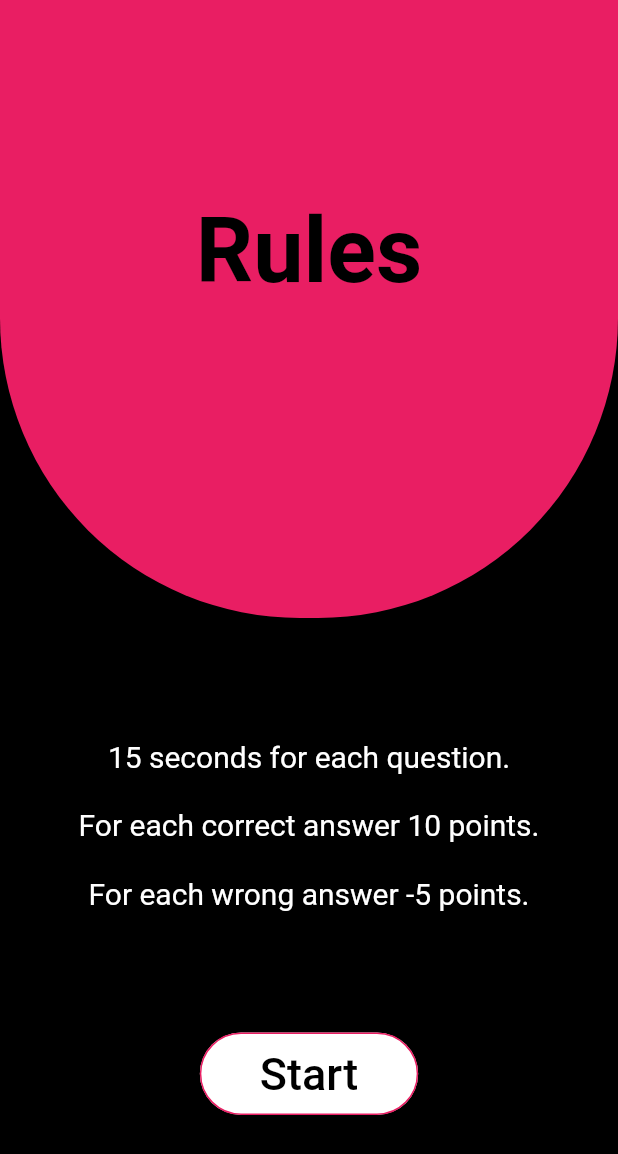
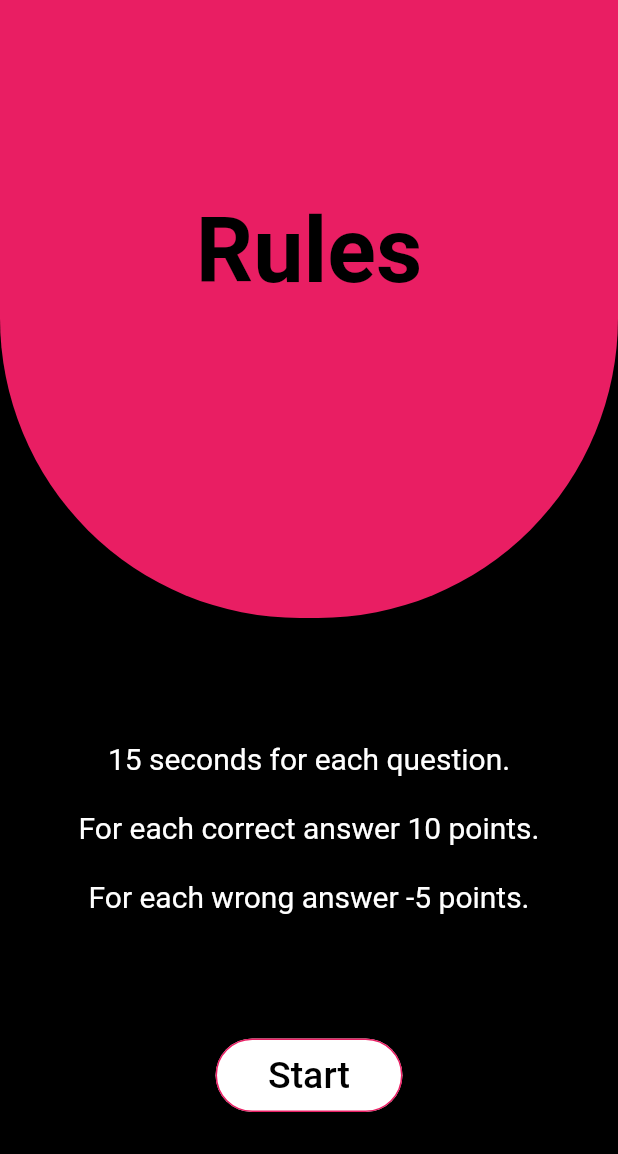
Before and after one commit to Syamgith/Quizzy, a Flutter app: the screen it shows after launch, after a tap on "Play", on a phone screen of 412 x 824 dp. Shown: the top 1154 px of the screen. Run offline on Flutter 3.47's test engine with Material 2 defaults, Android fonts, the phone set to English and light mode, and no system bars; our stand-ins replace flutter_spinkit, percent_indicator; network calls fail.

Commit message:
Fixed bugs, overflow issues, updated

```diff
--- a/quizzy_flutter/lib/screens/home.dart
+++ b/quizzy_flutter/lib/screens/home.dart
@@ -19,10 +19,11 @@ class Home extends StatelessWidget {
           ),
           Expanded(
             child: Container(
-              child: Padding(
-                padding:
-                    const EdgeInsets.symmetric(horizontal: 130, vertical: 150),
-                child: RaisedButton(
+              child: Column(
+                mainAxisAlignment: MainAxisAlignment.center,
+                crossAxisAlignment: CrossAxisAlignment.center,
+                children: <Widget>[
+                  RaisedButton(
                       shape: RoundedRectangleBorder(
                         borderRadius: BorderRadius.circular(60),
                         side: BorderSide(
@@ -30,11 +31,12 @@ class Home extends StatelessWidget {
                         ),
                       ),
                       color: Colors.white,
-                    padding: EdgeInsets.symmetric(horizontal: 10, vertical: 10),
+                      padding:
+                          EdgeInsets.symmetric(horizontal: 10, vertical: 10),
                       child: Text(
                         'Play',
                         style: TextStyle(
-                          fontSize: 20,
+                            fontSize: 24,
                             color: Colors.black,
                             fontWeight: FontWeight.w700),
                       ),
@@ -46,6 +48,7 @@ class Home extends StatelessWidget {
                           ),
                         );
                       }),
+                ],
               ),
             ),
           )
--- a/quizzy_flutter/lib/screens/play_screen.dart
+++ b/quizzy_flutter/lib/screens/play_screen.dart
@@ -134,9 +134,9 @@ class _PlayScreenState extends State<PlayScreen> {
                 Expanded(
                   child: Container(
                     padding: EdgeInsets.only(
-                        top: 40, right: 40, left: 40, bottom: 5),
+                        top: 15, right: 20, left: 20, bottom: 5),
                     child: Column(
-                      mainAxisAlignment: MainAxisAlignment.spaceBetween,
+                      mainAxisAlignment: MainAxisAlignment.spaceEvenly,
                       crossAxisAlignment: CrossAxisAlignment.stretch,
                       children: <Widget>[
                         OptionButton(
--- a/quizzy_flutter/lib/screens/rules.dart
+++ b/quizzy_flutter/lib/screens/rules.dart
@@ -38,11 +38,11 @@ class Rules extends StatelessWidget {
                       ),
                     ),
                     color: Colors.white,
-                    padding: EdgeInsets.symmetric(horizontal: 40, vertical: 10),
+                    padding: EdgeInsets.symmetric(horizontal: 35, vertical: 10),
                     child: Text(
                       'Start',
                       style: TextStyle(
-                        fontSize: 30,
+                        fontSize: 25,
                         color: Colors.black,
                       ),
                     ),
--- a/quizzy_flutter/lib/widgets/option_button.dart
+++ b/quizzy_flutter/lib/widgets/option_button.dart
@@ -18,12 +18,12 @@ class OptionButton extends StatelessWidget {
         ),
       ),
       color: colour,
-      padding: EdgeInsets.symmetric(horizontal: 20, vertical: 10),
+      padding: EdgeInsets.symmetric(horizontal: 5, vertical: 7),
       child: Text(
         option,
         textAlign: TextAlign.center,
         style: TextStyle(
-          fontSize: 20,
+          fontSize: 16,
           color: Colors.black,
         ),
       ),
```
Lines whose indentation alone changed are shown as unchanged.
